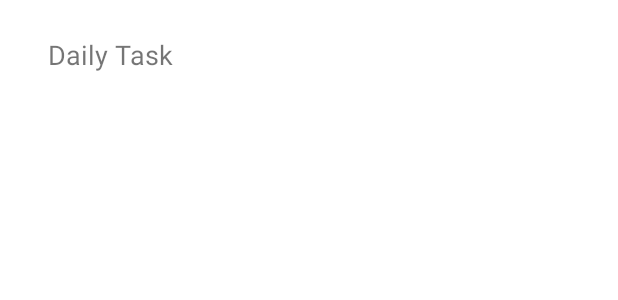
After one commit to FrankNesling/structureup, an Android app: the layout component_dailytask.xml on its own in the app's theme, with its tools: preview values and no code run, on a phone screen of 412 x 824 dp. The commit adds this screen. Shown: the top 300 px of the screen. Run offline under Robolectric (Android 15) with nearby library versions, the phone set to English and light mode, and no system bars.

```diff
--- a/app/src/main/java/com/webie/structureup/adapters/TodoTaskAdapter.kt
+++ b/app/src/main/java/com/webie/structureup/adapters/TodoTaskAdapter.kt
@@ -40,7 +40,6 @@ class TodoTaskAdapter(private val viewModel: TodoViewModel) : RecyclerView.Adapt
     // refresh data
     fun refreshData(data: List<TodoTask>) {
         todoTasks = data
-        // TODO notify only specific items
         notifyDataSetChanged()
     }
 
--- /dev/null
+++ b/app/src/main/res/layout/component_dailytask.xml
@@ -0,0 +1,22 @@
+<?xml version="1.0" encoding="utf-8"?>
+<androidx.constraintlayout.widget.ConstraintLayout xmlns:android="http://schemas.android.com/apk/res/android"
+    xmlns:app="http://schemas.android.com/apk/res-auto"
+    xmlns:tools="http://schemas.android.com/tools"
+    android:id="@+id/dailytask_container"
+    android:layout_width="match_parent"
+    android:layout_height="wrap_content"
+    android:layout_marginStart="16dp"
+    android:layout_marginTop="8dp"
+    android:layout_marginBottom="8dp" >
+
+    <!-- TextView to display the daily task -->
+    <TextView
+        android:id="@+id/dailytask_title"
+        android:layout_width="wrap_content"
+        android:layout_height="wrap_content"
+        android:textSize="18sp"
+        android:padding="16dp"
+        app:layout_constraintStart_toStartOf="parent"
+        app:layout_constraintTop_toTopOf="parent"
+        android:text="Daily Task" />
+</androidx.constraintlayout.widget.ConstraintLayout>
```
Also changed, not shown: app/src/main/java/com/webie/structureup/activities/DailyActivity.kt (+58 -21 lines), app/src/main/java/com/webie/structureup/adapters/DailyTaskAdapter.kt (added, +40 -0 lines), app/src/main/java/com/webie/structureup/database/DailyTaskDao.kt (added, +20 -0 lines), app/src/main/java/com/webie/structureup/database/Database.kt (+20 -2 lines), app/src/main/java/com/webie/structureup/model/DailyTask.kt (added, +14 -0 lines), app/src/main/java/com/webie/structureup/viewmodel/DailyViewModel.kt (added, +45 -0 lines), app/src/main/res/layout/activity_daily.xml (+16 -16 lines), app/src/main/java/com/webie/structureup/database/TodoTaskDao.kt (renamed from app/src/main/java/com/webie/structureup/database/ToDoTaskDao.kt).
